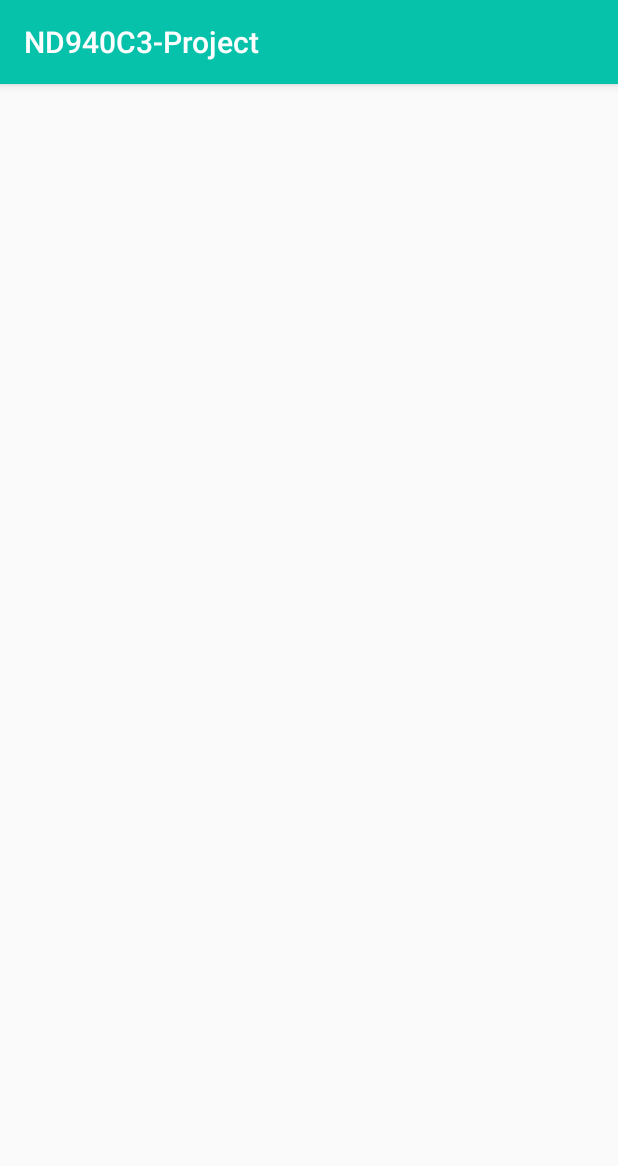
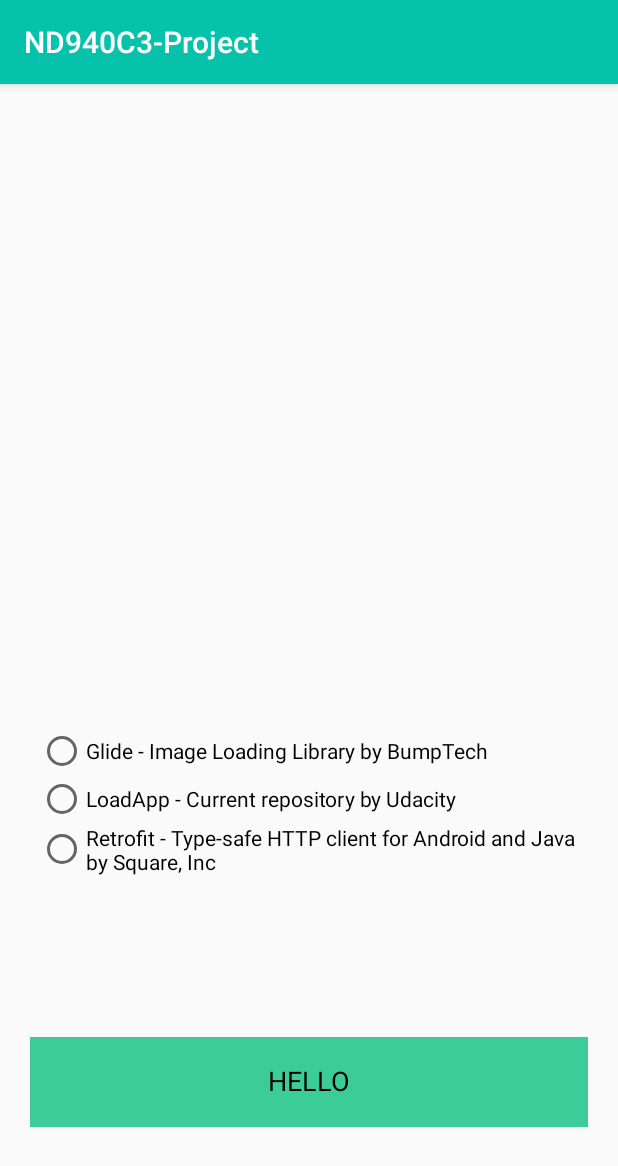
Before and after one commit to alfredbwong/LoadAppWithAnimations, an Android app: the screen it shows after launch (MainActivity), on a phone screen of 412 x 824 dp. Shown: the top 1166 px of the screen. Run offline under Robolectric (Android 15) with nearby library versions, the phone set to English and light mode, and no system bars.

Commit message:
Add initial radio buttons and color/text for custom button

```diff
--- a/app/src/main/java/com/udacity/LoadingButton.kt
+++ b/app/src/main/java/com/udacity/LoadingButton.kt
@@ -3,7 +3,10 @@ package com.udacity
 import android.animation.ValueAnimator
 import android.content.Context
 import android.graphics.Canvas
+import android.graphics.Color
+import android.graphics.Paint
 import android.util.AttributeSet
+import android.util.Log
 import android.view.View
 import kotlin.properties.Delegates
 
@@ -15,6 +18,14 @@ class LoadingButton @JvmOverloads constructor(
 
     private val valueAnimator = ValueAnimator()
 
+
+    private val paint = Paint().apply {
+        // Smooth out edges of what is drawn without affecting shape.
+        isAntiAlias = true
+        strokeWidth = resources.getDimension(R.dimen.strokeWidth)
+        textSize = resources.getDimension(R.dimen.textSize)
+        textAlign = Paint.Align.CENTER
+    }
     private var buttonState: ButtonState by Delegates.observable<ButtonState>(ButtonState.Completed) { p, old, new ->
 
     }
@@ -25,9 +36,13 @@ class LoadingButton @JvmOverloads constructor(
     }
 
 
-    override fun onDraw(canvas: Canvas?) {
+    override fun onDraw(canvas: Canvas) {
         super.onDraw(canvas)
+        canvas.drawColor(Color.argb(255,60,204,153))
+        val textPositionX = canvas.width /2
+        val textPositionY = canvas.height /2 - (paint.descent() + paint.ascent())/2
 
+        canvas.drawText("HELLO", textPositionX.toFloat(), textPositionY ,paint)
     }
 
     override fun onMeasure(widthMeasureSpec: Int, heightMeasureSpec: Int) {
--- a/app/src/main/res/layout/content_main.xml
+++ b/app/src/main/res/layout/content_main.xml
@@ -9,14 +9,62 @@
     tools:context=".MainActivity"
     tools:showIn="@layout/activity_main">
 
+    <RadioGroup
+        android:id="@+id/radioGroup"
+        android:layout_width="match_parent"
+        android:layout_height="wrap_content"
+        android:layout_marginTop="16dp"
+        android:paddingStart="25sp"
+        android:paddingEnd="25sp"
+        app:layout_constraintBottom_toTopOf="@+id/custom_button"
+        app:layout_constraintEnd_toEndOf="parent"
+        app:layout_constraintHorizontal_bias="1.0"
+        app:layout_constraintStart_toStartOf="parent"
+        app:layout_constraintTop_toTopOf="parent"
+        app:layout_constraintVertical_bias="0.794">
+
+        <RadioButton
+            android:id="@+id/radioButtonGlide"
+            android:layout_width="match_parent"
+            android:layout_height="wrap_content"
+            android:text="@string/radio_button_glide_text" />
+
+        <RadioButton
+            android:id="@+id/radioButtonLoadApp"
+            android:layout_width="match_parent"
+            android:layout_height="wrap_content"
+            android:text="@string/radio_button_loadapp" />
+
+        <RadioButton
+            android:id="@+id/radioButtonRetrofit"
+            android:layout_width="match_parent"
+            android:layout_height="wrap_content"
+            android:text="@string/radio_button_retrofit_text" />
+    </RadioGroup>
+
     <com.udacity.LoadingButton
         android:id="@+id/custom_button"
         android:layout_width="0dp"
-        app:layout_constraintStart_toStartOf="parent"
-        app:layout_constraintEnd_toEndOf="parent"
         android:layout_height="60dp"
         android:layout_margin="20dp"
         app:layout_constraintBottom_toBottomOf="parent"
-        app:layout_constraintTop_toTopOf="parent" />
+        app:layout_constraintEnd_toEndOf="parent"
+        app:layout_constraintHorizontal_bias="0.0"
+        app:layout_constraintStart_toStartOf="parent"
+        app:layout_constraintTop_toTopOf="parent"
+        app:layout_constraintVertical_bias="0.921" />
+
+    <ImageView
+        android:id="@+id/imageView4"
+        android:layout_width="0dp"
+        android:layout_height="256dp"
+        android:layout_marginBottom="16dp"
+        app:layout_constraintBottom_toTopOf="@+id/radioGroup"
+        app:layout_constraintEnd_toEndOf="parent"
+        app:layout_constraintHorizontal_bias="0.0"
+        app:layout_constraintStart_toStartOf="parent"
+        app:layout_constraintTop_toTopOf="parent"
+        app:layout_constraintVertical_bias="0.0"
+        tools:srcCompat="@color/colorAccent" />
 
 </androidx.constraintlayout.widget.ConstraintLayout>
--- a/app/src/main/res/values/dimens.xml
+++ b/app/src/main/res/values/dimens.xml
@@ -2,4 +2,7 @@
     <dimen name="fab_margin">16dp</dimen>
 
     <dimen name="default_text_size">20sp</dimen>
+
+    <dimen name="strokeWidth">4dp</dimen>
+    <dimen name="textSize">18sp</dimen>
 </resources>
--- a/app/src/main/res/values/strings.xml
+++ b/app/src/main/res/values/strings.xml
@@ -11,4 +11,7 @@
     <string name="button_name">Click me</string>
     <string name="button_loading">We are loading </string>
     <string name="title_activity_detail">DetailActivity</string>
+    <string name="radio_button_glide_text">Glide - Image Loading Library by BumpTech</string>
+    <string name="radio_button_loadapp">LoadApp - Current repository by Udacity</string>
+    <string name="radio_button_retrofit_text">Retrofit - Type-safe HTTP client for Android and Java by Square, Inc</string>
 </resources>
```
